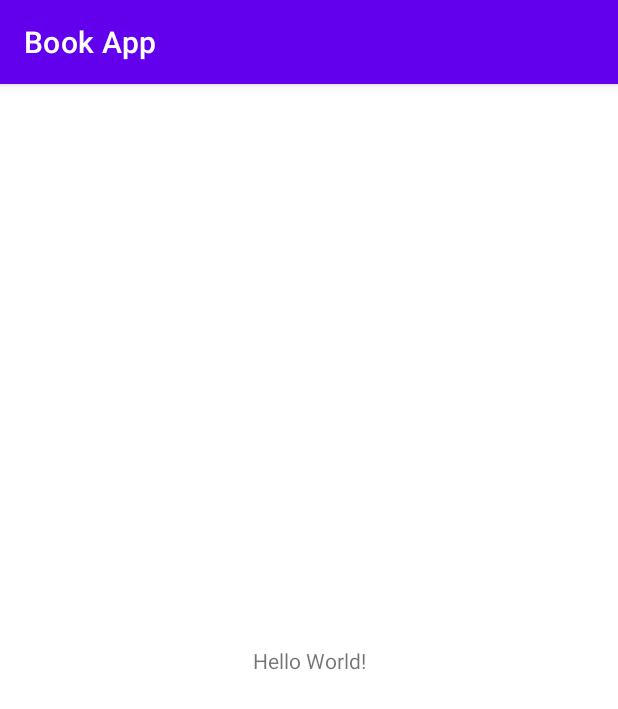
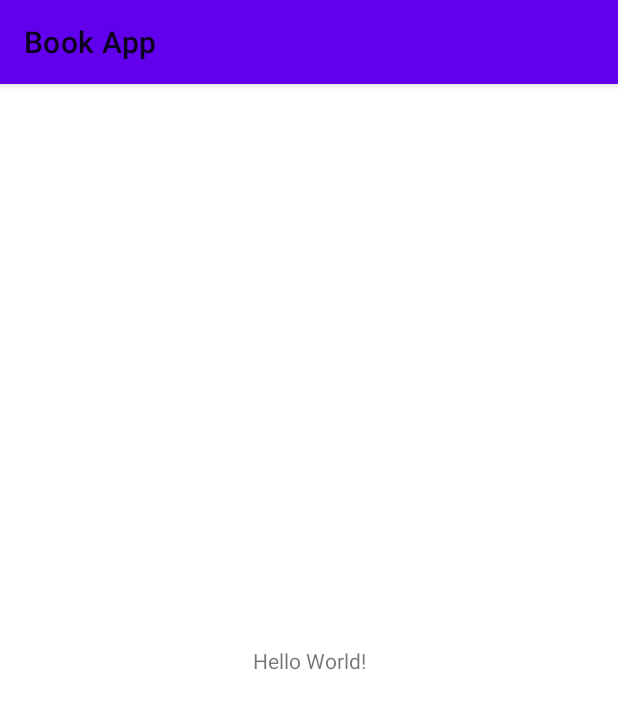
Before and after one commit to adamja/AndroidJavaBookApp, an Android app: the screen it shows after launch (MainActivity), on a phone screen of 412 x 824 dp. Shown: the top 709 px of the screen. Run offline under Robolectric (Android 15) with nearby library versions, the phone set to English and light mode, and no system bars.

Commit message:
Change the app theme

```diff
--- a/app/src/main/res/values/themes.xml
+++ b/app/src/main/res/values/themes.xml
@@ -1,6 +1,6 @@
 <resources xmlns:tools="http://schemas.android.com/tools">
     <!-- Base application theme. -->
-    <style name="Theme.BookApp" parent="Theme.MaterialComponents.DayNight.DarkActionBar">
+    <style name="Theme.BookApp" parent="Theme.MaterialComponents.Light">
         <!-- Primary brand color. -->
         <item name="colorPrimary">@color/purple_500</item>
         <item name="colorPrimaryVariant">@color/purple_700</item>
```
